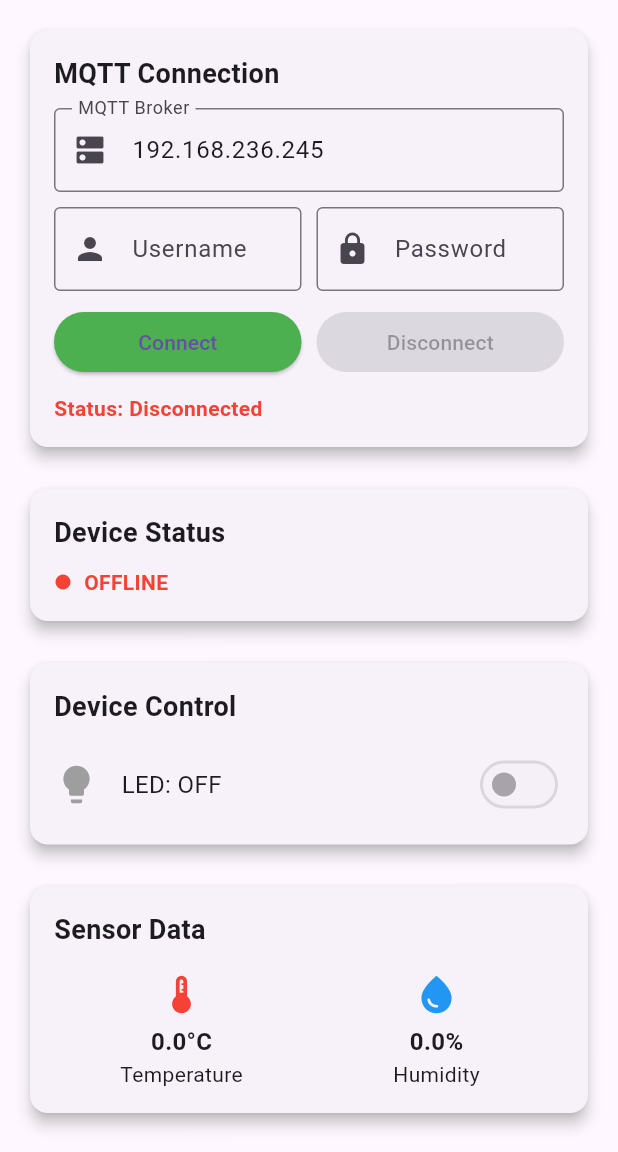
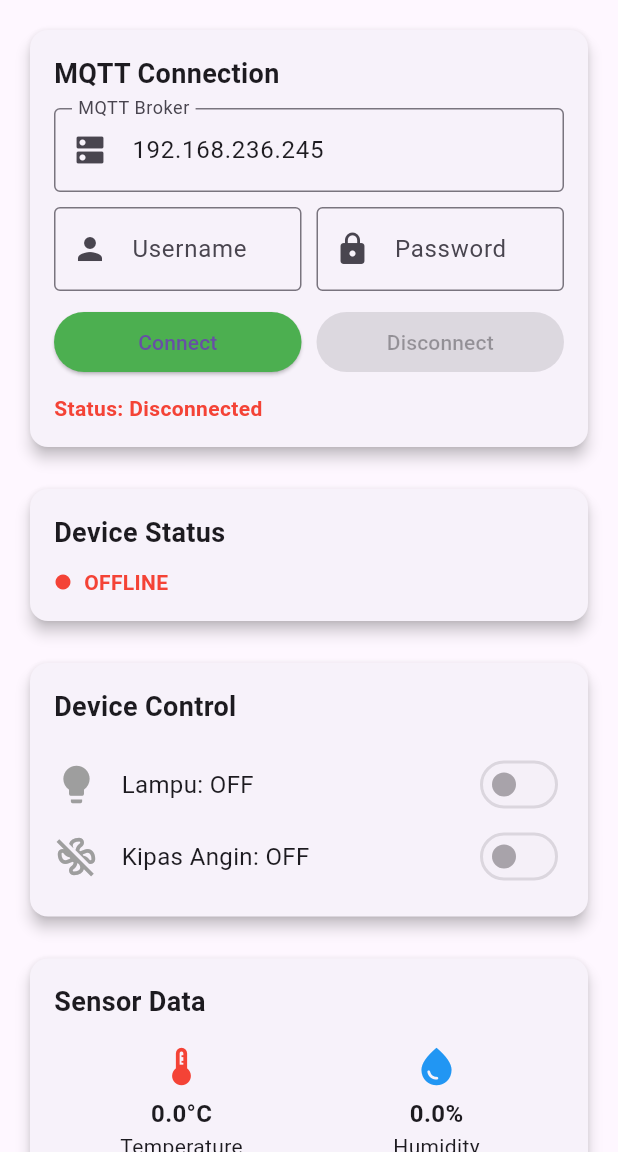
Before and after one commit to Hasyimmuarifin/smarthome-flutter-app, a Flutter app: the screen it shows after launch, on a phone screen of 412 x 824 dp, the part 84-1236 px from its top. Run offline on Flutter 3.47's test engine with Material 3 defaults, Android fonts, the phone set to English and light mode, and no system bars; our stand-ins replace speech_to_text; missing offline and left inert: mqtt_client.

Commit message:
True dan False MQTT Lampu, Kipas, dan Listrik Done, Kurang Tampilan Toogle Otomatis menyesuaikan Data

```diff
--- a/lib/main.dart
+++ b/lib/main.dart
@@ -46,9 +46,14 @@ class _IoTControllerPageState extends State<IoTControllerPage> {
   String password = 'budi123'; // MQTT Password
 
   // Topics
+  bool lampuState = false;
+  bool kipasState = false;
   String ledTopic = 'esp32/led';
   String sensorTopic = 'esp32/sensor';
   String statusTopic = 'esp32/status';
+  String lamputopic = "esp32/lampu";
+  String kipastopic = "esp32/kipas";
+  String listriktopic = "esp32/listrik";
 
   // Device States
   bool ledState = false;
@@ -203,9 +208,16 @@ class _IoTControllerPageState extends State<IoTControllerPage> {
     }
   }
 
-  void toggleLED() {
-    ledState = !ledState;
-    final message = json.encode({'led': ledState});
+  void toggleLampu() {
+    lampuState = !lampuState;
+    final message = json.encode({'led': lampuState});
+    publishMessage(ledTopic, message);
+    setState(() {});
+  }
+
+  void toggleKipas() {
+    kipasState = !kipasState;
+    final message = json.encode({'led': kipasState});
     publishMessage(ledTopic, message);
     setState(() {});
   }
@@ -239,6 +251,15 @@ class _IoTControllerPageState extends State<IoTControllerPage> {
           handleVoiceCommand(_command);
         },
       );
+      // Stop listening after 3 seconds
+      Timer(Duration(seconds: 3), () {
+        if (_isListening) {
+          _speech.stop();
+          setState(() {
+            _isListening = false;
+          });
+        }
+      });
     } else {
       print("Speech recognition not available");
     }
@@ -259,9 +280,9 @@ class _IoTControllerPageState extends State<IoTControllerPage> {
     } else if (command.contains("matikan kipas")) {
       publishMqtt("esp32/kipas", {"state": false});
     } else if (command.contains("nyalakan listrik")) {
-      publishMqtt("esp32/listrik", {"lampu": true, "kipas": true});
+      publishMqtt("esp32/listrik", {"state": true});
     } else if (command.contains("matikan listrik")) {
-      publishMqtt("esp32/listrik", {"lampu": false, "kipas": false});
+      publishMqtt("esp32/listrik", {"state": false});
     } else {
       print("Perintah tidak dikenali.");
     }
@@ -448,23 +469,44 @@ class _IoTControllerPageState extends State<IoTControllerPage> {
                       children: [
                         Icon(
                           Icons.lightbulb,
-                          color: ledState ? Colors.yellow : Colors.grey,
+                          color: lampuState ? Colors.yellow : Colors.grey,
                           size: 30,
                         ),
                         SizedBox(width: 15),
                         Text(
-                          'LED: ${ledState ? "ON" : "OFF"}',
+                          'Lampu: ${lampuState ? "ON" : "OFF"}',
                           style: TextStyle(fontSize: 16),
                         ),
                         Spacer(),
                         Switch(
-                          value: ledState,
+                          value: lampuState,
                           onChanged:
-                              isConnected ? (value) => toggleLED() : null,
+                              isConnected ? (value) => toggleLampu() : null,
                           activeColor: Colors.blue,
                         ),
                       ],
                     ),
+                    Row(
+                      children: [
+                        Icon(
+                          Icons.mode_fan_off_outlined,
+                          color: kipasState ? Colors.yellow : Colors.grey,
+                          size: 30,
+                        ),
+                        SizedBox(width: 15),
+                        Text(
+                          'Kipas Angin: ${kipasState ? "ON" : "OFF"}',
+                          style: TextStyle(fontSize: 16),
+                        ),
+                        Spacer(),
+                        Switch(
+                          value: kipasState,
+                          onChanged:
+                              isConnected ? (value) => toggleKipas() : null,
+                          activeColor: Colors.blue,
+                        ),
+                      ],
+                    )
                   ],
                 ),
               ),
```
